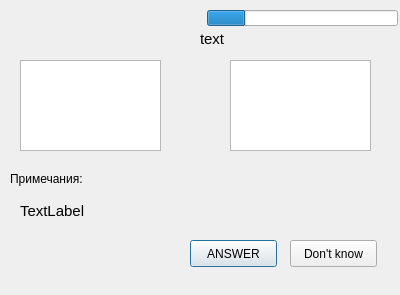
Laponina/learn_english, file qt_ui/torussian.ui: the form before one commit.
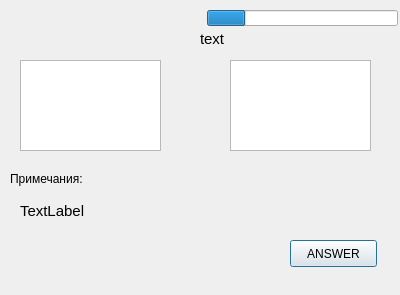
The form after the commit.

Commit message: разобраться с TODO: сделать иправление строки, разобраться с дочерним окнои

Patch:
```diff
--- a/qt_ui/torussian.ui
+++ b/qt_ui/torussian.ui
@@ -19,7 +19,7 @@
    </property>
    <property name="geometry">
     <rect>
-     <x>190</x>
+     <x>290</x>
      <y>240</y>
      <width>87</width>
      <height>27</height>
@@ -81,19 +81,6 @@
     <string>Примечания:</string>
    </property>
   </widget>
-  <widget class="QPushButton" name="buttonNEXT">
-   <property name="geometry">
-    <rect>
-     <x>290</x>
-     <y>240</y>
-     <width>87</width>
-     <height>27</height>
-    </rect>
-   </property>
-   <property name="text">
-    <string>Don't know</string>
-   </property>
-  </widget>
   <widget class="QLabel" name="partProcess">
    <property name="geometry">
     <rect>
```
The commit also changes 3 other files.
